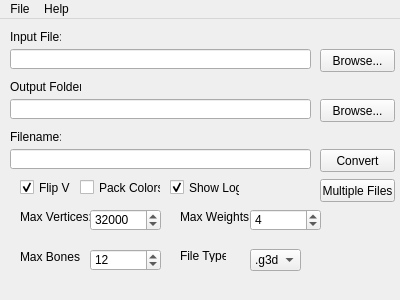
First picture: the form in Fbx-Converter-GUI/mainwindow.ui, repository ilinaraducristian/Fbx-Converter-GUI, before the edit.
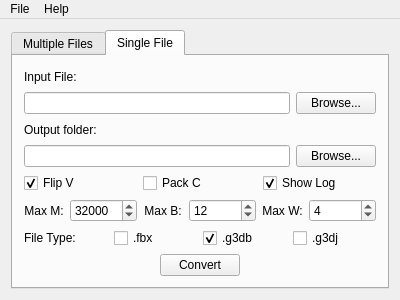
Second picture: the form after the edit. The open tabs and pages were chosen to show the change.

```diff
--- a/Fbx-Converter-GUI/mainwindow.ui
+++ b/Fbx-Converter-GUI/mainwindow.ui
@@ -10,320 +10,582 @@
     <height>300</height>
    </rect>
   </property>
+  <property name="sizePolicy">
+   <sizepolicy hsizetype="Fixed" vsizetype="Fixed">
+    <horstretch>0</horstretch>
+    <verstretch>0</verstretch>
+   </sizepolicy>
+  </property>
+  <property name="minimumSize">
+   <size>
+    <width>400</width>
+    <height>300</height>
+   </size>
+  </property>
+  <property name="maximumSize">
+   <size>
+    <width>414</width>
+    <height>300</height>
+   </size>
+  </property>
   <property name="font">
    <font>
     <family>Arial</family>
-    <weight>50</weight>
-    <bold>false</bold>
    </font>
   </property>
   <property name="windowTitle">
    <string>FBX-Converter</string>
   </property>
   <widget class="QWidget" name="centralWidget">
-   <widget class="QLineEdit" name="input_file">
-    <property name="geometry">
-     <rect>
-      <x>10</x>
-      <y>30</y>
-      <width>301</width>
-      <height>20</height>
-     </rect>
-    </property>
-   </widget>
-   <widget class="QLineEdit" name="output_folder">
-    <property name="geometry">
-     <rect>
-      <x>10</x>
-      <y>80</y>
-      <width>301</width>
-      <height>20</height>
-     </rect>
-    </property>
-   </widget>
-   <widget class="QLineEdit" name="filename">
-    <property name="geometry">
-     <rect>
-      <x>10</x>
-      <y>130</y>
-      <width>301</width>
-      <height>20</height>
-     </rect>
-    </property>
-   </widget>
-   <widget class="QLabel" name="label">
-    <property name="geometry">
-     <rect>
-      <x>10</x>
-      <y>10</y>
-      <width>51</width>
-      <height>16</height>
-     </rect>
-    </property>
-    <property name="text">
-     <string>Input File:</string>
-    </property>
-   </widget>
-   <widget class="QPushButton" name="browse0">
-    <property name="geometry">
-     <rect>
-      <x>320</x>
-      <y>30</y>
-      <width>75</width>
-      <height>23</height>
-     </rect>
-    </property>
-    <property name="text">
-     <string>Browse...</string>
-    </property>
-   </widget>
-   <widget class="QPushButton" name="browse1">
-    <property name="geometry">
-     <rect>
-      <x>320</x>
-      <y>80</y>
-      <width>75</width>
-      <height>23</height>
-     </rect>
-    </property>
-    <property name="text">
-     <string>Browse...</string>
-    </property>
-   </widget>
-   <widget class="QLabel" name="label_2">
-    <property name="geometry">
-     <rect>
-      <x>10</x>
-      <y>60</y>
-      <width>71</width>
-      <height>16</height>
-     </rect>
-    </property>
-    <property name="text">
-     <string>Output Folder:</string>
-    </property>
-   </widget>
-   <widget class="QLabel" name="label_3">
-    <property name="geometry">
-     <rect>
-      <x>10</x>
-      <y>110</y>
-      <width>51</width>
-      <height>16</height>
-     </rect>
-    </property>
-    <property name="text">
-     <string>Filename:</string>
-    </property>
-   </widget>
-   <widget class="QPushButton" name="convert">
-    <property name="enabled">
-     <bool>true</bool>
-    </property>
-    <property name="geometry">
-     <rect>
-      <x>320</x>
-      <y>130</y>
-      <width>75</width>
-      <height>23</height>
-     </rect>
-    </property>
-    <property name="text">
-     <string>Convert</string>
-    </property>
-   </widget>
-   <widget class="QCheckBox" name="flip">
-    <property name="geometry">
-     <rect>
-      <x>20</x>
-      <y>160</y>
-      <width>51</width>
-      <height>17</height>
-     </rect>
-    </property>
-    <property name="text">
-     <string>Flip V</string>
-    </property>
-    <property name="checked">
-     <bool>true</bool>
-    </property>
-   </widget>
-   <widget class="QCheckBox" name="log">
-    <property name="geometry">
-     <rect>
-      <x>170</x>
-      <y>160</y>
-      <width>70</width>
-      <height>17</height>
-     </rect>
-    </property>
-    <property name="text">
-     <string>Show Log</string>
-    </property>
-    <property name="checked">
-     <bool>true</bool>
-    </property>
-   </widget>
-   <widget class="QCheckBox" name="pack">
-    <property name="geometry">
-     <rect>
-      <x>80</x>
-      <y>160</y>
-      <width>81</width>
-      <height>17</height>
-     </rect>
-    </property>
-    <property name="text">
-     <string>Pack Colors</string>
-    </property>
-   </widget>
-   <widget class="QLabel" name="label_4">
-    <property name="geometry">
-     <rect>
-      <x>20</x>
-      <y>230</y>
-      <width>61</width>
-      <height>16</height>
-     </rect>
-    </property>
-    <property name="text">
-     <string>Max Bones:</string>
-    </property>
-   </widget>
-   <widget class="QLabel" name="label_5">
-    <property name="geometry">
-     <rect>
-      <x>180</x>
-      <y>190</y>
-      <width>71</width>
-      <height>16</height>
-     </rect>
-    </property>
-    <property name="text">
-     <string>Max Weights:</string>
-    </property>
-   </widget>
-   <widget class="QLabel" name="label_6">
-    <property name="geometry">
-     <rect>
-      <x>20</x>
-      <y>190</y>
-      <width>71</width>
-      <height>16</height>
-     </rect>
-    </property>
-    <property name="text">
-     <string>Max Vertices:</string>
-    </property>
-   </widget>
-   <widget class="QLabel" name="label_7">
-    <property name="geometry">
-     <rect>
-      <x>180</x>
-      <y>230</y>
-      <width>46</width>
-      <height>13</height>
-     </rect>
-    </property>
-    <property name="text">
-     <string>File Type:</string>
-    </property>
-   </widget>
-   <widget class="QComboBox" name="fileT">
-    <property name="geometry">
-     <rect>
-      <x>250</x>
-      <y>230</y>
-      <width>51</width>
-      <height>22</height>
-     </rect>
-    </property>
+   <layout class="QVBoxLayout" name="verticalLayout_2">
     <item>
-     <property name="text">
-      <string>.g3db</string>
-     </property>
+     <widget class="QTabWidget" name="tabWidget">
+      <property name="currentIndex">
+       <number>0</number>
+      </property>
+      <widget class="QWidget" name="tab">
+       <attribute name="title">
+        <string>Multiple Files</string>
+       </attribute>
+       <layout class="QVBoxLayout" name="verticalLayout_5">
+        <item>
+         <widget class="QLabel" name="label">
+          <property name="sizePolicy">
+           <sizepolicy hsizetype="Preferred" vsizetype="Minimum">
+            <horstretch>0</horstretch>
+            <verstretch>0</verstretch>
+           </sizepolicy>
+          </property>
+          <property name="text">
+           <string>Input Folder:</string>
+          </property>
+         </widget>
+        </item>
+        <item>
+         <layout class="QHBoxLayout" name="horizontalLayout_6">
+          <item>
+           <widget class="QLineEdit" name="input_folder"/>
+          </item>
+          <item>
+           <widget class="QPushButton" name="pushButton">
+            <property name="text">
+             <string>Browse...</string>
+            </property>
+           </widget>
+          </item>
+         </layout>
+        </item>
+        <item>
+         <widget class="QLabel" name="label_2">
+          <property name="sizePolicy">
+           <sizepolicy hsizetype="Preferred" vsizetype="Preferred">
+            <horstretch>0</horstretch>
+            <verstretch>0</verstretch>
+           </sizepolicy>
+          </property>
+          <property name="text">
+           <string>Output folder:</string>
+          </property>
+         </widget>
+        </item>
+        <item>
+         <layout class="QHBoxLayout" name="horizontalLayout_2">
+          <item>
+           <widget class="QLineEdit" name="output_folder"/>
+          </item>
+          <item>
+           <widget class="QPushButton" name="pushButton_2">
+            <property name="text">
+             <string>Browse...</string>
+            </property>
+           </widget>
+          </item>
+         </layout>
+        </item>
+        <item>
+         <layout class="QHBoxLayout" name="horizontalLayout_3">
+          <item>
+           <widget class="QCheckBox" name="flipV">
+            <property name="sizePolicy">
+             <sizepolicy hsizetype="Preferred" vsizetype="Preferred">
+              <horstretch>0</horstretch>
+              <verstretch>0</verstretch>
+             </sizepolicy>
+            </property>
+            <property name="text">
+             <string>Flip V</string>
+            </property>
+            <property name="checked">
+             <bool>true</bool>
+            </property>
+           </widget>
+          </item>
+          <item>
+           <widget class="QCheckBox" name="packC">
+            <property name="sizePolicy">
+             <sizepolicy hsizetype="Preferred" vsizetype="Preferred">
+              <horstretch>0</horstretch>
+              <verstretch>0</verstretch>
+             </sizepolicy>
+            </property>
+            <property name="text">
+             <string>Pack C</string>
+            </property>
+           </widget>
+          </item>
+          <item>
+           <widget class="QCheckBox" name="showLog">
+            <property name="sizePolicy">
+             <sizepolicy hsizetype="Preferred" vsizetype="Preferred">
+              <horstretch>0</horstretch>
+              <verstretch>0</verstretch>
+             </sizepolicy>
+            </property>
+            <property name="text">
+             <string>Show Log</string>
+            </property>
+            <property name="checked">
+             <bool>true</bool>
+            </property>
+           </widget>
+          </item>
+         </layout>
+        </item>
+        <item>
+         <layout class="QHBoxLayout" name="horizontalLayout_4">
+          <item>
+           <widget class="QLabel" name="label_4">
+            <property name="layoutDirection">
+             <enum>Qt::LeftToRight</enum>
+            </property>
+            <property name="autoFillBackground">
+             <bool>false</bool>
+            </property>
+            <property name="text">
+             <string>Max M:</string>
+            </property>
+            <property name="alignment">
+             <set>Qt::AlignCenter</set>
+            </property>
+           </widget>
+          </item>
+          <item>
+           <widget class="QSpinBox" name="maxM">
+            <property name="sizePolicy">
+             <sizepolicy hsizetype="Preferred" vsizetype="Fixed">
+              <horstretch>0</horstretch>
+              <verstretch>0</verstretch>
+             </sizepolicy>
+            </property>
+            <property name="minimum">
+             <number>1</number>
+            </property>
+            <property name="maximum">
+             <number>999999999</number>
+            </property>
+            <property name="value">
+             <number>32000</number>
+            </property>
+           </widget>
+          </item>
+          <item>
+           <widget class="QLabel" name="label_3">
+            <property name="text">
+             <string>Max B:</string>
+            </property>
+            <property name="alignment">
+             <set>Qt::AlignCenter</set>
+            </property>
+           </widget>
+          </item>
+          <item>
+           <widget class="QSpinBox" name="maxB">
+            <property name="sizePolicy">
+             <sizepolicy hsizetype="Preferred" vsizetype="Fixed">
+              <horstretch>0</horstretch>
+              <verstretch>0</verstretch>
+             </sizepolicy>
+            </property>
+            <property name="minimum">
+             <number>1</number>
+            </property>
+            <property name="maximum">
+             <number>999999999</number>
+            </property>
+            <property name="value">
+             <number>12</number>
+            </property>
+           </widget>
+          </item>
+          <item>
+           <widget class="QLabel" name="label_5">
+            <property name="text">
+             <string>Max W:</string>
+            </property>
+            <property name="alignment">
+             <set>Qt::AlignCenter</set>
+            </property>
+           </widget>
+          </item>
+          <item>
+           <widget class="QSpinBox" name="maxW">
+            <property name="sizePolicy">
+             <sizepolicy hsizetype="Preferred" vsizetype="Fixed">
+              <horstretch>0</horstretch>
+              <verstretch>0</verstretch>
+             </sizepolicy>
+            </property>
+            <property name="minimum">
+             <number>1</number>
+            </property>
+            <property name="maximum">
+             <number>999999999</number>
+            </property>
+            <property name="value">
+             <number>4</number>
+            </property>
+           </widget>
+          </item>
+         </layout>
+        </item>
+        <item>
+         <layout class="QHBoxLayout" name="horizontalLayout_5">
+          <item>
+           <widget class="QLabel" name="label_6">
+            <property name="text">
+             <string>File Type:</string>
+            </property>
+           </widget>
+          </item>
+          <item>
+           <widget class="QCheckBox" name="fbx">
+            <property name="text">
+             <string>.fbx</string>
+            </property>
+            <property name="checked">
+             <bool>false</bool>
+            </property>
+           </widget>
+          </item>
+          <item>
+           <widget class="QCheckBox" name="g3db">
+            <property name="text">
+             <string>.g3db</string>
+            </property>
+            <property name="checked">
+             <bool>true</bool>
+            </property>
+           </widget>
+          </item>
+          <item>
+           <widget class="QCheckBox" name="g3dj">
+            <property name="text">
+             <string>.g3dj</string>
+            </property>
+           </widget>
+          </item>
+         </layout>
+        </item>
+        <item alignment="Qt::AlignHCenter">
+         <widget class="QPushButton" name="pushButton_3">
+          <property name="sizePolicy">
+           <sizepolicy hsizetype="Fixed" vsizetype="Fixed">
+            <horstretch>0</horstretch>
+            <verstretch>0</verstretch>
+           </sizepolicy>
+          </property>
+          <property name="styleSheet">
+           <string notr="true"/>
+          </property>
+          <property name="text">
+           <string>Convert</string>
+          </property>
+          <property name="autoDefault">
+           <bool>false</bool>
+          </property>
+          <property name="default">
+           <bool>false</bool>
+          </property>
+          <property name="flat">
+           <bool>false</bool>
+          </property>
+         </widget>
+        </item>
+       </layout>
+      </widget>
+      <widget class="QWidget" name="tab_2">
+       <attribute name="title">
+        <string>Single File</string>
+       </attribute>
+       <layout class="QVBoxLayout" name="verticalLayout_5">
+        <item>
+         <widget class="QLabel" name="label">
+          <property name="sizePolicy">
+           <sizepolicy hsizetype="Preferred" vsizetype="Minimum">
+            <horstretch>0</horstretch>
+            <verstretch>0</verstretch>
+           </sizepolicy>
+          </property>
+          <property name="text">
+           <string>Input File:</string>
+          </property>
+         </widget>
+        </item>
+        <item>
+         <layout class="QHBoxLayout" name="horizontalLayout">
+          <item>
+           <widget class="QLineEdit" name="sinput_folder"/>
+          </item>
+          <item>
+           <widget class="QPushButton" name="pushButtons">
+            <property name="text">
+             <string>Browse...</string>
+            </property>
+           </widget>
+          </item>
+         </layout>
+        </item>
+        <item>
+         <widget class="QLabel" name="label_2">
+          <property name="sizePolicy">
+           <sizepolicy hsizetype="Preferred" vsizetype="Preferred">
+            <horstretch>0</horstretch>
+            <verstretch>0</verstretch>
+           </sizepolicy>
+          </property>
+          <property name="text">
+           <string>Output folder:</string>
+          </property>
+         </widget>
+        </item>
+        <item>
+         <layout class="QHBoxLayout" name="horizontalLayout_2">
+          <item>
+           <widget class="QLineEdit" name="soutput_folder"/>
+          </item>
+          <item>
+           <widget class="QPushButton" name="pushButtons_2">
+            <property name="text">
+             <string>Browse...</string>
+            </property>
+           </widget>
+          </item>
+         </layout>
+        </item>
+        <item>
+         <layout class="QHBoxLayout" name="horizontalLayout_3">
+          <item>
+           <widget class="QCheckBox" name="sflipV">
+            <property name="sizePolicy">
+             <sizepolicy hsizetype="Preferred" vsizetype="Preferred">
+              <horstretch>0</horstretch>
+              <verstretch>0</verstretch>
+             </sizepolicy>
+            </property>
+            <property name="text">
+             <string>Flip V</string>
+            </property>
+            <property name="checked">
+             <bool>true</bool>
+            </property>
+           </widget>
+          </item>
+          <item>
+           <widget class="QCheckBox" name="spackC">
+            <property name="sizePolicy">
+             <sizepolicy hsizetype="Preferred" vsizetype="Preferred">
+              <horstretch>0</horstretch>
+              <verstretch>0</verstretch>
+             </sizepolicy>
+            </property>
+            <property name="text">
+             <string>Pack C</string>
+            </property>
+           </widget>
+          </item>
+          <item>
+           <widget class="QCheckBox" name="sshowLog">
+            <property name="sizePolicy">
+             <sizepolicy hsizetype="Preferred" vsizetype="Preferred">
+              <horstretch>0</horstretch>
+              <verstretch>0</verstretch>
+             </sizepolicy>
+            </property>
+            <property name="text">
+             <string>Show Log</string>
+            </property>
+            <property name="checked">
+             <bool>true</bool>
+            </property>
+           </widget>
+          </item>
+         </layout>
+        </item>
+        <item>
+         <layout class="QHBoxLayout" name="horizontalLayout_4">
+          <item>
+           <widget class="QLabel" name="label_4">
+            <property name="layoutDirection">
+             <enum>Qt::LeftToRight</enum>
+            </property>
+            <property name="autoFillBackground">
+             <bool>false</bool>
+            </property>
+            <property name="text">
+             <string>Max M:</string>
+            </property>
+            <property name="alignment">
+             <set>Qt::AlignCenter</set>
+            </property>
+           </widget>
+          </item>
+          <item>
+           <widget class="QSpinBox" name="smaxM">
+            <property name="sizePolicy">
+             <sizepolicy hsizetype="Preferred" vsizetype="Fixed">
+              <horstretch>0</horstretch>
+              <verstretch>0</verstretch>
+             </sizepolicy>
+            </property>
+            <property name="minimum">
+             <number>1</number>
+            </property>
+            <property name="maximum">
+             <number>999999999</number>
+            </property>
+            <property name="value">
+             <number>32000</number>
+            </property>
+           </widget>
+          </item>
+          <item>
+           <widget class="QLabel" name="label_3">
+            <property name="text">
+             <string>Max B:</string>
+            </property>
+            <property name="alignment">
+             <set>Qt::AlignCenter</set>
+            </property>
+           </widget>
+          </item>
+          <item>
+           <widget class="QSpinBox" name="smaxB">
+            <property name="sizePolicy">
+             <sizepolicy hsizetype="Preferred" vsizetype="Fixed">
+              <horstretch>0</horstretch>
+              <verstretch>0</verstretch>
+             </sizepolicy>
+            </property>
+            <property name="minimum">
+             <number>1</number>
+            </property>
+            <property name="maximum">
+             <number>999999999</number>
+            </property>
+            <property name="value">
+             <number>12</number>
+            </property>
+           </widget>
+          </item>
+          <item>
+           <widget class="QLabel" name="label_5">
+            <property name="text">
+             <string>Max W:</string>
+            </property>
+            <property name="alignment">
+             <set>Qt::AlignCenter</set>
+            </property>
+           </widget>
+          </item>
+          <item>
+           <widget class="QSpinBox" name="smaxW">
+            <property name="sizePolicy">
+             <sizepolicy hsizetype="Preferred" vsizetype="Fixed">
+              <horstretch>0</horstretch>
+              <verstretch>0</verstretch>
+             </sizepolicy>
+            </property>
+            <property name="minimum">
+             <number>1</number>
+            </property>
+            <property name="maximum">
+             <number>999999999</number>
+            </property>
+            <property name="value">
+             <number>4</number>
+            </property>
+           </widget>
+          </item>
+         </layout>
+        </item>
+        <item>
+         <layout class="QHBoxLayout" name="horizontalLayout_7">
+          <item>
+           <widget class="QLabel" name="label_6">
+            <property name="text">
+             <string>File Type:</string>
+            </property>
+           </widget>
+          </item>
+          <item>
+           <widget class="QCheckBox" name="sfbx">
+            <property name="text">
+             <string>.fbx</string>
+            </property>
+            <property name="checked">
+             <bool>false</bool>
+            </property>
+           </widget>
+          </item>
+          <item>
+           <widget class="QCheckBox" name="sg3db">
+            <property name="text">
+             <string>.g3db</string>
+            </property>
+            <property name="checked">
+             <bool>true</bool>
+            </property>
+           </widget>
+          </item>
+          <item>
+           <widget class="QCheckBox" name="sg3dj">
+            <property name="text">
+             <string>.g3dj</string>
+            </property>
+           </widget>
+          </item>
+         </layout>
+        </item>
+        <item alignment="Qt::AlignHCenter">
+         <widget class="QPushButton" name="pushButtons_3">
+          <property name="sizePolicy">
+           <sizepolicy hsizetype="Fixed" vsizetype="Fixed">
+            <horstretch>0</horstretch>
+            <verstretch>0</verstretch>
+           </sizepolicy>
+          </property>
+          <property name="styleSheet">
+           <string notr="true"/>
+          </property>
+          <property name="text">
+           <string>Convert</string>
+          </property>
+          <property name="autoDefault">
+           <bool>false</bool>
+          </property>
+          <property name="default">
+           <bool>false</bool>
+          </property>
+          <property name="flat">
+           <bool>false</bool>
+          </property>
+         </widget>
+        </item>
+       </layout>
+      </widget>
+     </widget>
     </item>
-    <item>
-     <property name="text">
-      <string>.g3dj</string>
-     </property>
-    </item>
-    <item>
-     <property name="text">
-      <string>.fbx</string>
-     </property>
-    </item>
-   </widget>
-   <widget class="QSpinBox" name="maxV">
-    <property name="geometry">
-     <rect>
-      <x>90</x>
-      <y>190</y>
-      <width>71</width>
-      <height>22</height>
-     </rect>
-    </property>
-    <property name="minimum">
-     <number>1</number>
-    </property>
-    <property name="maximum">
-     <number>1000000000</number>
-    </property>
-    <property name="value">
-     <number>32000</number>
-    </property>
-   </widget>
-   <widget class="QSpinBox" name="maxB">
-    <property name="geometry">
-     <rect>
-      <x>90</x>
-      <y>230</y>
-      <width>71</width>
-      <height>22</height>
-     </rect>
-    </property>
-    <property name="minimum">
-     <number>1</number>
-    </property>
-    <property name="maximum">
-     <number>1000000000</number>
-    </property>
-    <property name="value">
-     <number>12</number>
-    </property>
-   </widget>
-   <widget class="QSpinBox" name="maxW">
-    <property name="geometry">
-     <rect>
-      <x>250</x>
-      <y>190</y>
-      <width>71</width>
-      <height>22</height>
-     </rect>
-    </property>
-    <property name="minimum">
-     <number>1</number>
-    </property>
-    <property name="maximum">
-     <number>1000000000</number>
-    </property>
-    <property name="value">
-     <number>4</number>
-    </property>
-   </widget>
-   <widget class="QPushButton" name="pushButton">
-    <property name="geometry">
-     <rect>
-      <x>320</x>
-      <y>160</y>
-      <width>75</width>
-      <height>23</height>
-     </rect>
-    </property>
-    <property name="text">
-     <string>Multiple Files</string>
-    </property>
-   </widget>
+   </layout>
   </widget>
   <widget class="QMenuBar" name="menuBar">
    <property name="geometry">
```
Left out of the diff: 26 changed lines with no effect on the pictures.
